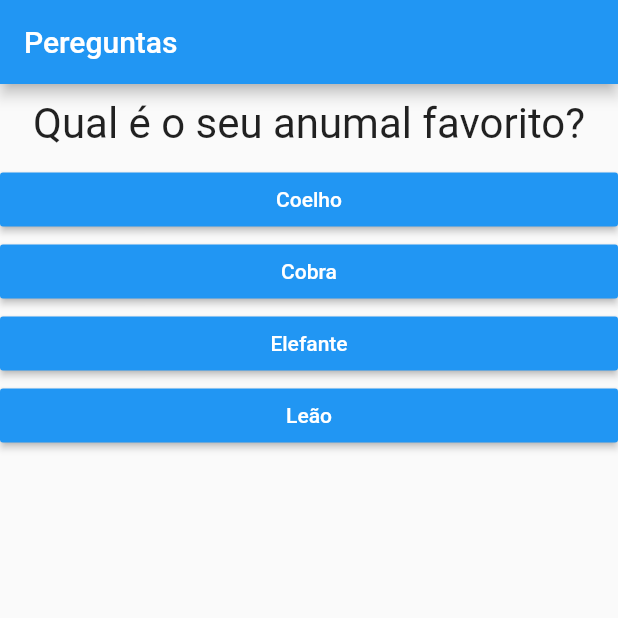
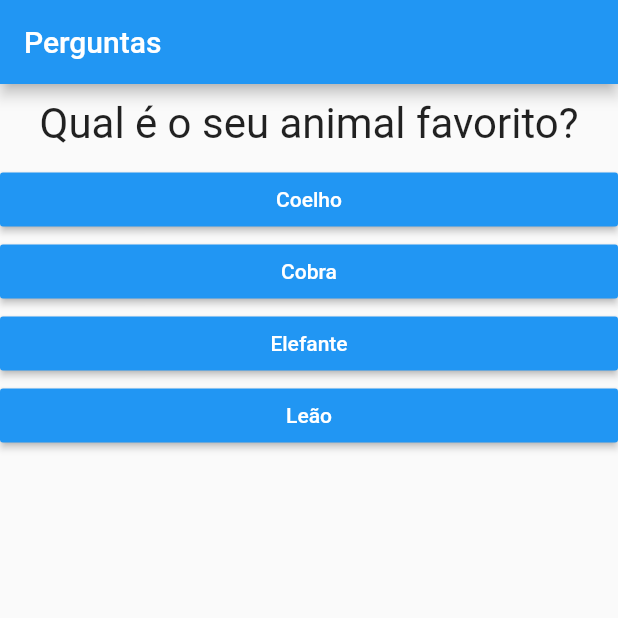
Before and after one commit to CristianoDaSilvaFerreira/perguntas_app, a Flutter app: the screen it shows after launch, after a tap on "Preto", on a phone screen of 412 x 824 dp, the top half of it. Run offline on Flutter 3.47's test engine with Material 2 defaults, Android fonts, the phone set to English and light mode, and no system bars.

```diff
--- a/lib/main.dart
+++ b/lib/main.dart
@@ -7,7 +7,6 @@ main() => runApp(PerguntaApp());
 class _PerguntaAppState extends State<PerguntaApp> {
   var _perguntaSelecionada = 0;
   var _pontuacaoTotal = 0;
-
   final _perguntas = const [
     {
       'texto': 'Qual é a sua cor favorita?',
@@ -19,7 +18,7 @@ class _PerguntaAppState extends State<PerguntaApp> {
       ],
     },
     {
-      'texto': 'Qual é o seu anumal favorito?',
+      'texto': 'Qual é o seu animal favorito?',
       'respostas': [
         {'texto': 'Coelho', 'pontuacao': 10},
         {'texto': 'Cobra', 'pontuacao': 5},
@@ -30,12 +29,12 @@ class _PerguntaAppState extends State<PerguntaApp> {
     {
       'texto': 'Qual é o seu instrutor favorito?',
       'respostas': [
-        {'texto': 'Maria', 'pontuacao': 10},
-        {'texto': 'João', 'pontuacao': 5},
-        {'texto': 'Cristiano', 'pontuacao': 3},
+        {'texto': 'Cristiano', 'pontuacao': 10},
+        {'texto': 'Maria', 'pontuacao': 5},
+        {'texto': 'João', 'pontuacao': 3},
         {'texto': 'Pedro', 'pontuacao': 1},
       ],
-    },
+    }
   ];
 
   void _responder(int pontuacao) {
@@ -45,8 +44,13 @@ class _PerguntaAppState extends State<PerguntaApp> {
         _pontuacaoTotal += pontuacao;
       });
     }
+  }
 
-    print(_pontuacaoTotal);
+  void _reiniciarQuestionario() {
+    setState(() {
+      _perguntaSelecionada = 0;
+      _pontuacaoTotal = 0;
+    });
   }
 
   bool get temPerguntaSelecionada {
@@ -59,15 +63,15 @@ class _PerguntaAppState extends State<PerguntaApp> {
       debugShowCheckedModeBanner: false,
       home: Scaffold(
         appBar: AppBar(
-          title: Text('Pereguntas'),
+          title: Text('Perguntas'),
         ),
         body: temPerguntaSelecionada
             ? Questionario(
                 perguntas: _perguntas,
                 perguntaSelecionada: _perguntaSelecionada,
-                quantoResponder: _responder,
+                quandoResponder: _responder,
               )
-            : Resultado(),
+            : Resultado(_pontuacaoTotal, _reiniciarQuestionario),
       ),
     );
   }
--- a/lib/questao.dart
+++ b/lib/questao.dart
@@ -1,7 +1,6 @@
 import 'package:flutter/material.dart';
 
 class Questao extends StatelessWidget {
-  // Criando o construdor
   final String texto;
 
   Questao(this.texto);
@@ -13,9 +12,7 @@ class Questao extends StatelessWidget {
       margin: EdgeInsets.all(10),
       child: Text(
         texto,
-        style: TextStyle(
-          fontSize: 28,
-        ),
+        style: TextStyle(fontSize: 28),
         textAlign: TextAlign.center,
       ),
     );
--- a/lib/questionario.dart
+++ b/lib/questionario.dart
@@ -5,33 +5,30 @@ import './resposta.dart';
 class Questionario extends StatelessWidget {
   final List<Map<String, Object>> perguntas;
   final int perguntaSelecionada;
-  final void Function(int) quantoResponder;
+  final void Function(int) quandoResponder;
 
   Questionario({
     @required this.perguntas,
     @required this.perguntaSelecionada,
-    @required this.quantoResponder,
+    @required this.quandoResponder,
   });
 
-  // Metodo para verificar se tem uma pergunta selecionada
   bool get temPerguntaSelecionada {
     return perguntaSelecionada < perguntas.length;
   }
 
   @override
   Widget build(BuildContext context) {
-    // Metodo para pegar a resposta selecioanda
     List<Map<String, Object>> respostas = temPerguntaSelecionada
         ? perguntas[perguntaSelecionada]['respostas']
         : null;
-
     return Column(
       children: <Widget>[
         Questao(perguntas[perguntaSelecionada]['texto']),
         ...respostas.map((resp) {
           return Resposta(
             resp['texto'],
-            () => quantoResponder(resp['pontuacao']),
+            () => quandoResponder(resp['pontuacao']),
           );
         }).toList(),
       ],
```
Also changed, not shown: lib/resultado.dart (+34 -6 lines), lib/resposta.dart (line endings or trailing spaces).
